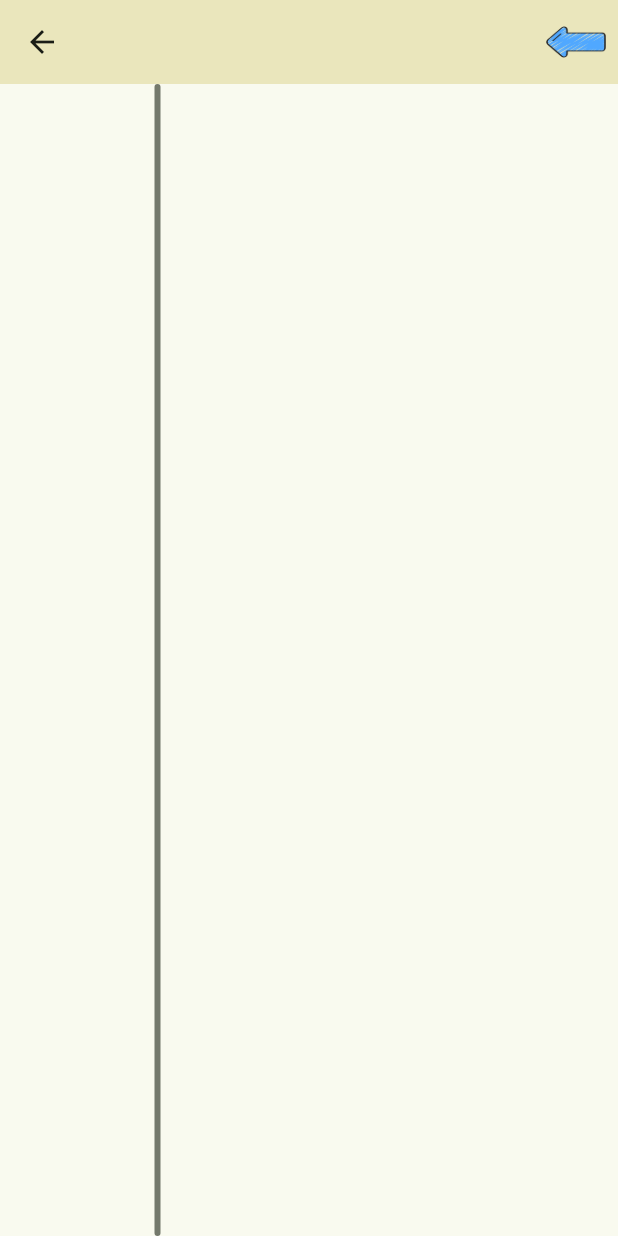
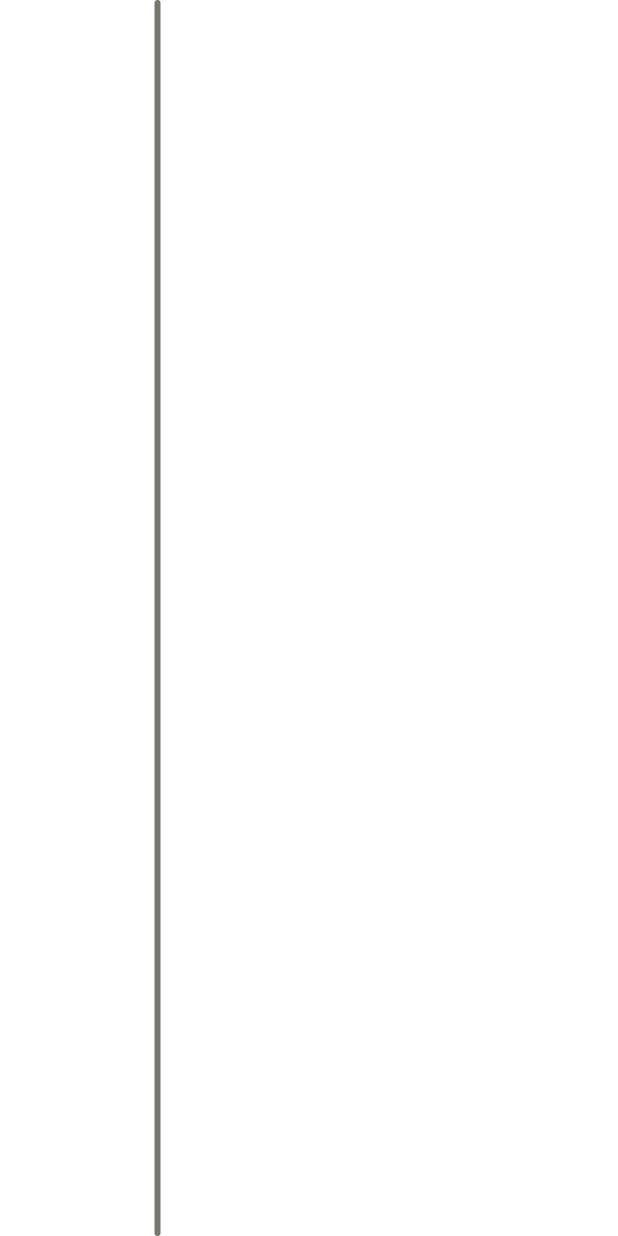
Before and after one commit to mcmarin21/simulador_cargas, a Flutter app: the screen it shows after launch, after a tap on "Iniciar", on a phone screen of 412 x 824 dp. Run offline on Flutter 3.47's test engine with Material 3 defaults, Android fonts, the phone set to English and light mode, and no system bars; our stand-ins replace google_fonts.

Commit message:
Cambio a paleta de colores y componentes de M3

```diff
--- a/lib/core/app_colors.dart
+++ b/lib/core/app_colors.dart
@@ -1,6 +1,6 @@
 import 'dart:ui';
 //Base de color xd//
-class AppColors {
-  static const Color fondo = Color(0xFFEAE6BC);
-  static const Color botoniniciar = Color(0xFFE76F2E);
-}
+// class AppColors {
+//   static const Color fondo = Color(0xFFEAE6BC);
+//   static const Color botoniniciar = Color(0xFFE76F2E);
+// }
--- a/lib/ui/screens/app_home.dart
+++ b/lib/ui/screens/app_home.dart
@@ -26,17 +26,7 @@
       var tamanoIzq = (tamMax - _tamanoDivisor) * _fracIzquierda;
       var tamanoDer = tamMax - _tamanoDivisor - tamanoIzq;
 
-      return Scaffold(
-        appBar: AppBar(
-          backgroundColor: AppColors.fondo,
-          actions: [
-            IconButton(onPressed:(){Navigator.pop(context);}
-            , icon: Image.asset("assets/images/flecha.png")
-            )
-          ],
-        ),
-body:
-        Row(
+      return Row(
           children: [
             SizedBox(
               width: tamanoIzq,
@@ -55,7 +45,6 @@
               width: tamanoDer,
             ),
           ],
-        ),
       );
     });
   }
--- a/lib/ui/screens/inicio.dart
+++ b/lib/ui/screens/inicio.dart
@@ -1,6 +1,5 @@
 import 'package:flutter/material.dart';
 import 'package:google_fonts/google_fonts.dart';
-import 'package:simulador_cargas/core/app_colors.dart';
 import 'package:simulador_cargas/ui/screens/app_home.dart';
 
 
@@ -20,50 +19,12 @@
 
     return Scaffold(
       // 1. El Scaffold ya se encarga del color de fondo en toda la pantalla
-      backgroundColor: AppColors.fondo,
       body: Stack(
         children: [
 
-          Positioned(
-  // 1. Lo posicionamos a un 15% de la pantalla medido desde abajo hacia arriba
-  bottom: screenHeight * 0.4,
-  // 2. Centrado horizontalmente (restando la mitad del ancho del botón)
-  left: (screenwidth / 2) - (screenwidth * 0.15),
-
-  //boton inicio
-  child: ElevatedButton(
-    onPressed: () {
-      Navigator.push(
-        context,
-        MaterialPageRoute(builder: (context) => const AppHome()),
-      );
-    },
-    style: ElevatedButton.styleFrom(
-      // Cambiamos el color de fondo de manera limpia
-      backgroundColor: AppColors.botoniniciar,
-      // Le damos un tamaño adaptativo (50% del ancho de pantalla y 55 píxeles de alto)
-      fixedSize: Size(screenwidth * 0.5, screenHeight *0.1),
-      // Bordes redondeados estéticos
-      shape: RoundedRectangleBorder(
-        borderRadius: BorderRadius.circular(25),
-      ),
-    ),
-    child: Center(
-      child: Text(
-        'Iniciar',
-        style: GoogleFonts.sniglet(
-          // Ajustado a un tamaño legible (aprox 16-20 píxeles dependiendo del dispositivo)
-          fontSize: screenwidth * 0.03,
-          fontWeight: FontWeight.bold,
-          color: Colors.black,
-        ),
-      ),
-    ),
-  ),
-),
 
           Positioned(
-            bottom: screenHeight - (screenwidth * 0.75),
+            bottom: 0,
             right: screenwidth * 0.4,
             child: Image.asset(
               "assets/images/Inicio.gif",
@@ -71,13 +32,38 @@
               height: screenwidth * 0.8,
             ),
           ),
+          Positioned(
+  // 1. Lo posicionamos a un 15% de la pantalla medido desde abajo hacia arriba
+  bottom: screenHeight * 0.4,
+  // 2. Centrado horizontalmente (restando la mitad del ancho del botón)
+  left: (screenwidth / 2) + (screenwidth * 0.15),
+
+  //boton inicio
+  child: FilledButton(
+    onPressed: () {
+      Navigator.push(
+        context,
+        MaterialPageRoute(builder: (context) => const AppHome()),
+      );
+    },
+    child: Center(
+      child: Text(
+        'Iniciar',
+        style: GoogleFonts.sniglet(
+          // Ajustado a un tamaño legible (aprox 16-20 píxeles dependiendo del dispositivo)
+          fontSize: 32,
+          fontWeight: FontWeight.bold,
+        )
+      ),
+    ),
+  ),
+),
       Positioned(
         bottom: screenHeight - (screenwidth * 0.2),
             right: screenwidth * 0.05,
         child: Text("Simulador de cargas",style:GoogleFonts.dynaPuff(
           fontSize: screenwidth *0.07,
-    fontWeight: FontWeight.bold,
-    color: Colors.black,),)
+    fontWeight: FontWeight.bold,),)
         ),
 
         Positioned(
```
